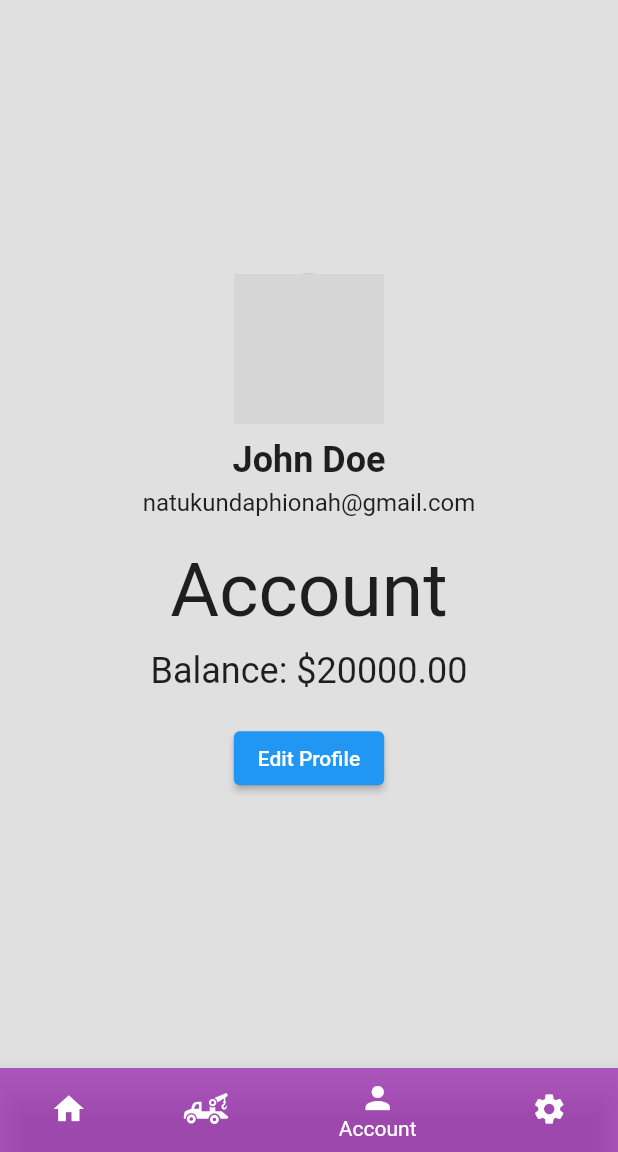
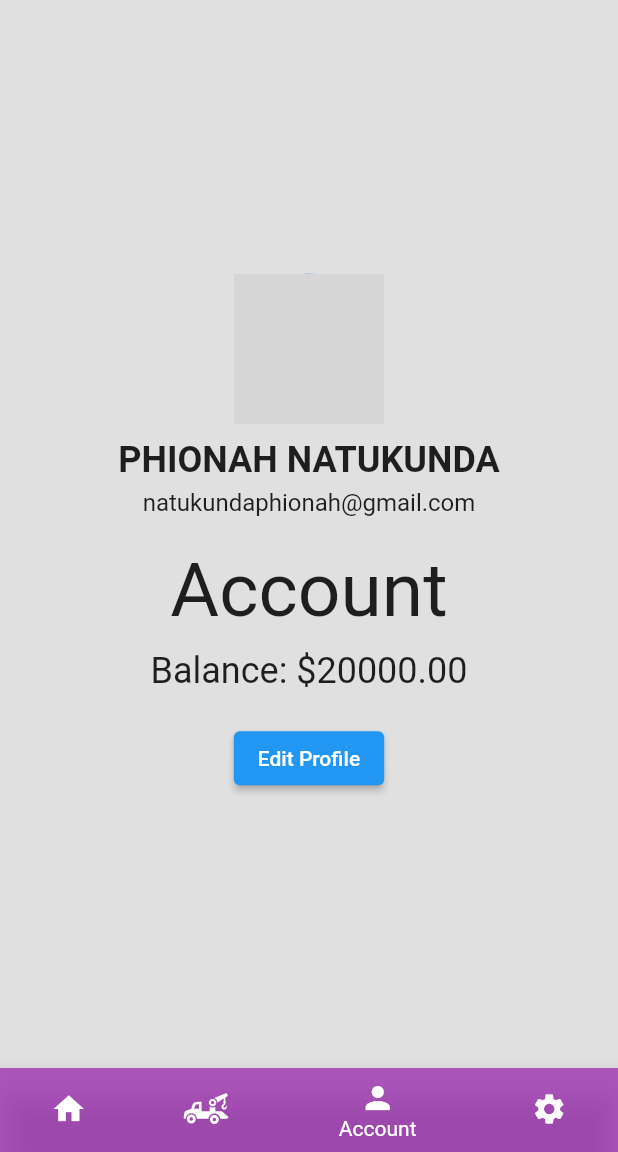
Before and after one commit to owinymarvin/classflutter, a Flutter app: the HomePage screen opened directly, item 3 of the bottom bar chosen, on a phone screen of 412 x 824 dp, the part 84-1236 px from its top. Run offline on Flutter 3.47's test engine with Material 2 defaults, Android fonts, the phone set to English and light mode, and no system bars; our stand-ins replace cloud_firestore, firebase_auth, firebase_core, flutter_svg; accounts and stored records are empty; grey boxes are pictures that could not be loaded.

Commit message:
changed a text

```diff
--- a/lib/home_contents/account.dart
+++ b/lib/home_contents/account.dart
@@ -23,7 +23,7 @@ class UserAccount extends StatelessWidget {
             ),
             SizedBox(height: 10),
             Text(
-              'John Doe',
+              'PHIONAH NATUKUNDA',
               style: TextStyle(fontSize: 24, fontWeight: FontWeight.bold),
             ),
             SizedBox(height: 5),
```
